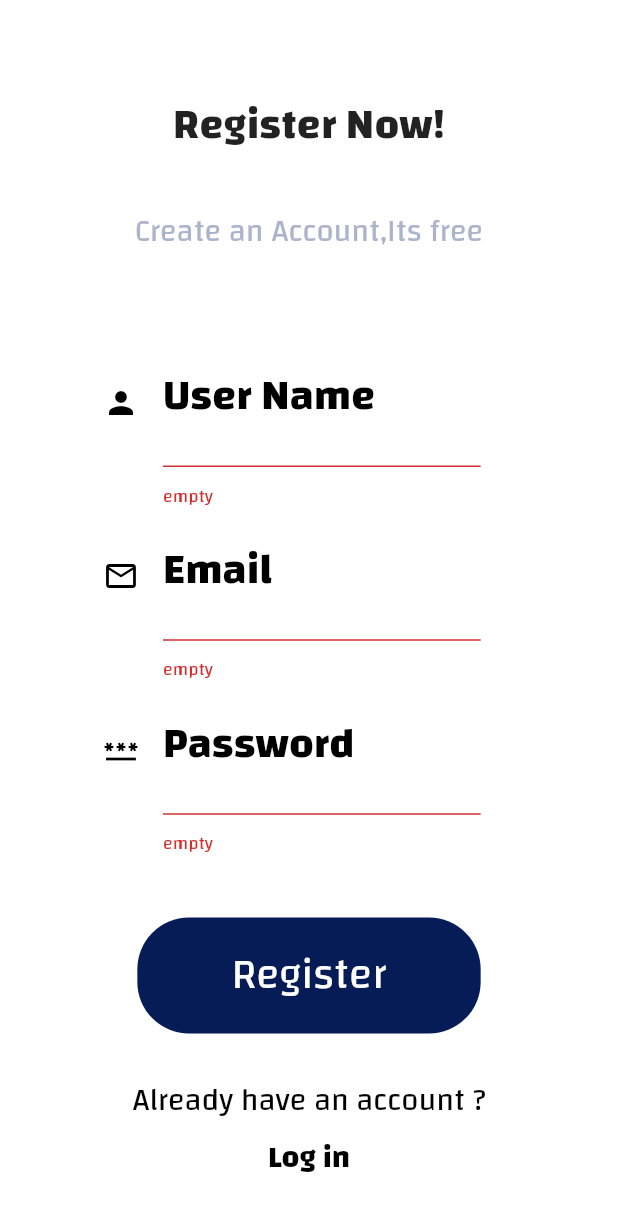
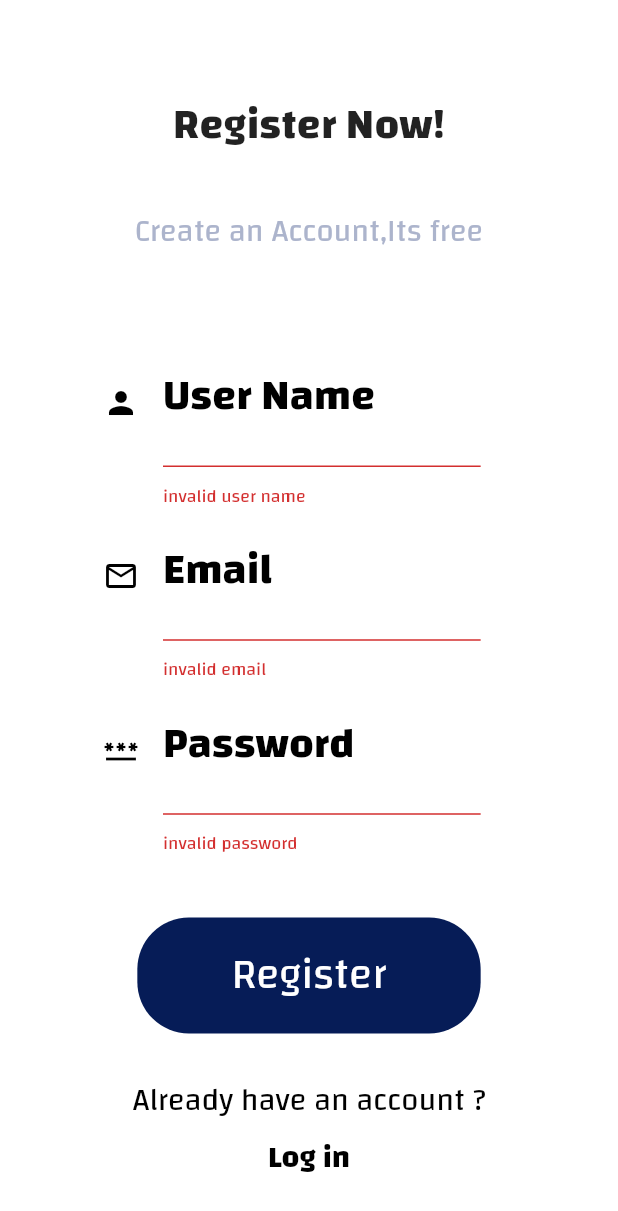
Before and after one commit to ibrahim-elsokary/ABS.AI_authentication_task, a Flutter app: the Register screen opened by its route, after a tap on "Register", on a phone screen of 412 x 824 dp. Shown: the top 1211 px of the screen. Run offline on Flutter 3.47's test engine with Material 2 defaults, Android fonts, the phone set to English and light mode, and no system bars; our stand-ins replace cloud_firestore, firebase_auth, firebase_core, flutter_screenutil; accounts and stored records are empty.

Commit message:
add client side validation using RegExp

```diff
--- a/authentication_task/lib/Screens/Register/Components/registerBody.dart
+++ b/authentication_task/lib/Screens/Register/Components/registerBody.dart
@@ -1,6 +1,9 @@
+import 'package:authentication_task/validation.dart';
+import 'package:cloud_firestore/cloud_firestore.dart';
+import 'package:firebase_auth/firebase_auth.dart';
+import 'package:flutter/material.dart';
 import 'package:flutter_screenutil/flutter_screenutil.dart';
 import '../../../../components/buttons.dart';
-import 'package:flutter/material.dart';
 import '../../../../constants.dart';
 import '../../HomePage.dart';
 import '../../Login/login.dart';
@@ -14,6 +17,11 @@ class RegisterBody extends StatefulWidget {
 
 class _RegisterBodyState extends State<RegisterBody> {
   final _formKey = GlobalKey<FormState>();
+
+  String? _userName;
+  String? _email;
+  String? _password;
+  CollectionReference _users = FirebaseFirestore.instance.collection('users');
 
   @override
   Widget build(BuildContext context) {
@@ -68,10 +76,10 @@ class _RegisterBodyState extends State<RegisterBody> {
                     height: 90.h,
                     child: TextFormField(
                       validator: (value) {
-                            if (value!.isEmpty) {
+                        if (value!.isEmpty || !Validation.userName(value)) {
                           displaySnackBar("enter your email");
                           emptyArea = true;
-                              return "empty";
+                          return "invalid user name";
                         }
                         return null;
                       },
@@ -97,8 +105,9 @@ class _RegisterBodyState extends State<RegisterBody> {
                         hintStyle: TextStyle(
                             color: textBlack, fontSize: subFontSize.sp),
                       ),
-                          onChanged: (text){
+                      onChanged: (text) {
                         // TODO: add your code to add User Name in firestore
+                        _userName = text;
                       },
                     ),
                   ),
@@ -111,10 +120,10 @@ class _RegisterBodyState extends State<RegisterBody> {
                     height: 90.h,
                     child: TextFormField(
                       validator: (value) {
-                            if (value!.isEmpty) {
+                        if (value!.isEmpty || !Validation.email(value)) {
                           displaySnackBar("enter your email");
                           emptyArea = true;
-                              return "empty";
+                          return "invalid email";
                         }
                         return null;
                       },
@@ -140,8 +149,9 @@ class _RegisterBodyState extends State<RegisterBody> {
                         hintStyle: TextStyle(
                             color: textBlack, fontSize: subFontSize.sp),
                       ),
-                          onChanged: (text){
+                      onChanged: (text) {
                         // TODO: add your code to add the user email in firestore
+                        _email = text;
                       },
                     ),
                   ),
@@ -155,10 +165,10 @@ class _RegisterBodyState extends State<RegisterBody> {
                     height: 90.h,
                     child: TextFormField(
                       validator: (value) {
-                            if (value!.isEmpty) {
+                        if (value!.isEmpty || !Validation.password(value)) {
                           displaySnackBar("enter your email");
                           emptyArea = true;
-                              return "empty";
+                          return "invalid password";
                         }
                         return null;
                       },
@@ -184,8 +194,9 @@ class _RegisterBodyState extends State<RegisterBody> {
                         hintStyle: TextStyle(
                             color: textBlack, fontSize: subFontSize.sp),
                       ),
-                          onChanged: (text){
+                      onChanged: (text) {
                         // TODO: add your code to add the user password in firestore
+                        _password = text;
                       },
                     ),
                   ),
@@ -201,7 +212,6 @@ class _RegisterBodyState extends State<RegisterBody> {
                       if (emptyArea == false) {
                         await displaySnackBar("loading");
                         // TODO: add your code to register by email & password and store the user data in firestore
-                            Navigator.pushNamed(context, HomePage.routeName);
                       }
                     }),
 ///////////////////////////////////////////////////////////////////////////////////
--- /dev/null
+++ b/authentication_task/lib/validation.dart
@@ -0,0 +1,19 @@
+class Validation {
+  Validation._();
+
+  static bool email(String email) {
+    String emailRegExp =
+        r"^[a-zA-Z0-9.a-zA-Z0-9.!#$%&'*+-/=?^_`{|}~]+@[a-zA-Z0-9]+\.[a-zA-Z]+";
+    return RegExp(emailRegExp).hasMatch(email);
+  }
+
+  static bool userName(String userName) {
+    String userNameRegExp = r'^[a-zA-Z0-9_]+$';
+    return RegExp(userNameRegExp).hasMatch(userName);
+  }
+
+  static bool password(String password) {
+    String passwordRegExp = r'^(?=.*?[a-z])(?=.*?[0-9])(?=.*?[!@#\$&*~]).{8,}$';
+    return RegExp(passwordRegExp).hasMatch(password);
+  }
+}
--- a/authentication_task/pubspec.yaml
+++ b/authentication_task/pubspec.yaml
@@ -31,6 +31,8 @@ dependencies:
     sdk: flutter
   flutter_screenutil: ^5.6.0
   firebase_core: ^2.15.0
+  cloud_firestore: ^4.8.3
+  firebase_auth: ^4.7.1
 
 
   # The following adds the Cupertino Icons font to your application.
```
Also changed, not shown: authentication_task/pubspec.lock, 2 other files. Lines whose indentation alone changed are shown as unchanged.
